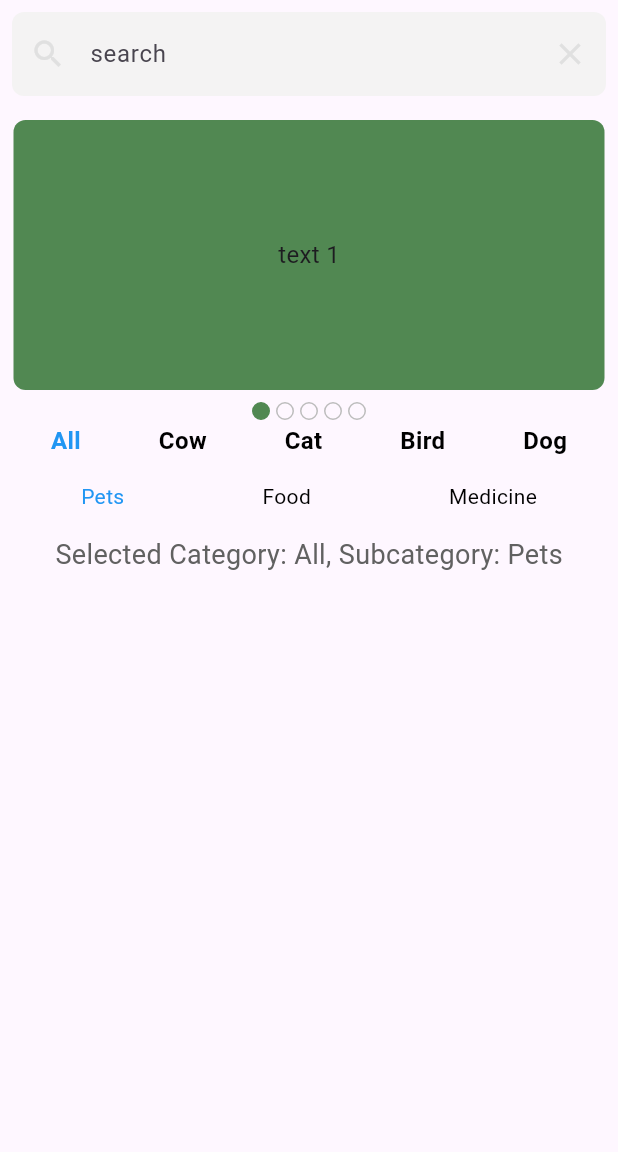
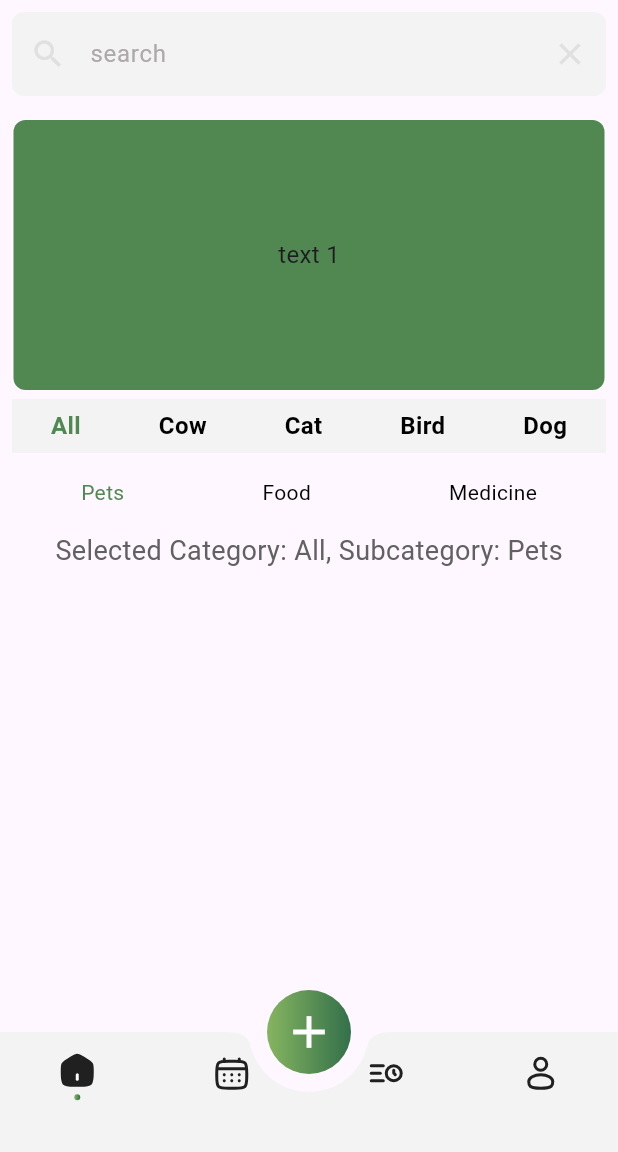
Before and after one commit to zihadsikder/Pet_bazar, a Flutter app: the screen it shows after launch, after a tap on "All", on a phone screen of 412 x 824 dp, the part 84-1236 px from its top. Run offline on Flutter 3.47's test engine with Material 3 defaults, Android fonts, the phone set to English and light mode, and no system bars; drawn by our look-alikes of carousel_slider; our stand-ins replace flutter_svg, get.

Commit message:
bottom_nav set

```diff
--- a/lib/app/core/config/app_colors.dart
+++ b/lib/app/core/config/app_colors.dart
@@ -1,16 +1,15 @@
 import 'package:flutter/material.dart';
 
 class AppColors {
-  static Color primaryColor = const Color(0xff518852);
+  static Color primaryColor = const Color(0xfff4f3f3);
   static Color bgColor = const Color(0xffffffff);
   static Gradient appGradient = const LinearGradient(
     begin: Alignment.topLeft,
     end: Alignment.topRight,
     colors: [Color(0xff86b560), Color(0xff336f4a)],
   );
-  static Color buttonColor = const Color(0xff518852);
+  static Color secondaryColor = const Color(0xff518852);
   static Color textColor = const Color(0xffff9197);
-  static Color taskColor = const Color(0xff4c8450);
   static Color grideViewBgColor = const Color(0xfffdfdfd);
   static Color textFieldOutlineColor = const Color(0xfff4f3f3);
   static Color hintTextColor = const Color(0xffada9a9);
--- /dev/null
+++ b/lib/app/core/config/binding.dart
@@ -0,0 +1,11 @@
+import 'package:flutter_game/app/modules/bottom_nav/controllers/bottom_nav_controller.dart';
+import 'package:flutter_game/app/modules/home/controllers/home_controller.dart';
+import 'package:get/get.dart';
+
+class IntBinding extends Bindings{
+  @override
+  void dependencies () async {
+    Get.lazyPut<HomeController>(() => HomeController());
+    Get.lazyPut<BottomNavController>(() => BottomNavController());
+  }
+}
--- a/lib/app/core/constants/theme_data.dart
+++ b/lib/app/core/constants/theme_data.dart
@@ -5,11 +5,11 @@ import '../config/app_text_style.dart';
 
 class AppThemeData {
   static ThemeData lightThemeData = ThemeData(
-    // primaryColor: const Color(0xffc5c7c5),
-    // primarySwatch: Colors.grey,
+     primaryColor: const Color(0xfff4f3f3),
+     primarySwatch: Colors.grey,
 
     appBarTheme: AppBarTheme(
-      backgroundColor: AppColors.bgColor,
+      backgroundColor: Colors.white,
       titleTextStyle: AppTextStyle.headerStyle(),
     ),
 
--- /dev/null
+++ b/lib/app/modules/bottom_nav/bindings/bottom_nav_binding.dart
@@ -0,0 +1,12 @@
+import 'package:get/get.dart';
+
+import '../controllers/bottom_nav_controller.dart';
+
+class BottomNavBinding extends Bindings {
+  @override
+  void dependencies() {
+    Get.lazyPut<BottomNavController>(
+      () => BottomNavController(),
+    );
+  }
+}
--- /dev/null
+++ b/lib/app/modules/bottom_nav/controllers/bottom_nav_controller.dart
@@ -0,0 +1,30 @@
+import 'package:flutter_game/app/modules/home/views/home_view.dart';
+import 'package:get/get.dart';
+
+class BottomNavController extends GetxController {
+  var selectedIndex = 0.obs;
+
+  int get currentIndex => selectedIndex.value;
+
+  @override
+  void onInit() {
+    super.onInit();
+  }
+
+  List screen = const [
+    HomeView(),
+  ];
+
+  void changeIndex(int index) {
+    if(selectedIndex.value == index) {
+     return;
+    }
+
+    selectedIndex.value = index;
+  }
+
+  void backHome(){
+    changeIndex(0);
+  }
+
+}
--- /dev/null
+++ b/lib/app/modules/bottom_nav/views/bottom_nav_view.dart
@@ -0,0 +1,110 @@
+import 'package:flutter/material.dart';
+import 'package:flutter_game/app/core/config/app_colors.dart';
+import 'package:flutter_svg/svg.dart';
+
+import 'package:get/get.dart';
+
+import '../../../core/constants/app_assets.dart';
+import '../controllers/bottom_nav_controller.dart';
+
+class BottomNavView extends GetView<BottomNavController> {
+  const BottomNavView({super.key});
+
+  @override
+  Widget build(BuildContext context) {
+    return Scaffold(
+      body: Obx(() => controller.screen[controller.currentIndex]),
+      floatingActionButton: FloatingActionButton(
+        backgroundColor: Colors.transparent,
+        elevation: 0,
+        onPressed: () {},
+        child: Container(
+          width: 70,
+          height: 70,
+          decoration: BoxDecoration(
+            gradient: AppColors.appGradient,
+            shape: BoxShape.circle,
+          ),
+          child: IconButton(
+            onPressed: () {},
+            icon: Icon(
+              Icons.add,
+              size: 36,
+              color: AppColors.bgColor,
+            ),
+          ),
+        ),
+      ),
+      floatingActionButtonLocation: FloatingActionButtonLocation.centerDocked,
+      bottomNavigationBar: BottomAppBar(
+        padding: EdgeInsets.zero,
+        shape: const CircularNotchedRectangle(),
+        notchMargin: 12.0,
+        color: AppColors.primaryColor,
+        child: Obx(
+          () => BottomNavigationBar(
+            backgroundColor: Colors.transparent,
+            elevation: 0,
+            items: <BottomNavigationBarItem>[
+              customBottomNavigationBarItem(
+                iconPath: AppAssets.home1,
+                activeIconPath: AppAssets.home11,
+                isActive: controller.currentIndex == 0,
+              ),
+              customBottomNavigationBarItem(
+                iconPath: AppAssets.home4,
+                activeIconPath: AppAssets.home44,
+                isActive: controller.currentIndex == 1,
+              ),
+              customBottomNavigationBarItem(
+                iconPath: AppAssets.home2,
+                activeIconPath: AppAssets.home22,
+                isActive: controller.currentIndex == 2,
+              ),
+              customBottomNavigationBarItem(
+                iconPath: AppAssets.home3,
+                activeIconPath: AppAssets.home33,
+                isActive: controller.currentIndex == 3,
+              ),
+            ],
+            onTap: controller.changeIndex,
+            type: BottomNavigationBarType.fixed,
+            currentIndex: controller.currentIndex,
+            selectedItemColor: Colors.black,
+            unselectedItemColor: Colors.black38,
+            showUnselectedLabels: true,
+            showSelectedLabels: true,
+          ),
+        ),
+      ),
+    );
+  }
+
+  BottomNavigationBarItem customBottomNavigationBarItem({
+    required String iconPath,
+    required String activeIconPath,
+    required bool isActive,
+  }) {
+    return BottomNavigationBarItem(
+      icon: Column(
+        mainAxisSize: MainAxisSize.min,
+        children: [
+          SvgPicture.asset(
+            isActive ? activeIconPath : iconPath,
+          ),
+          const SizedBox(height: 4),
+          if (isActive)
+            Container(
+              width: 4,
+              height: 4,
+              decoration: BoxDecoration(
+                gradient: AppColors.appGradient,
+                borderRadius: BorderRadius.circular(2.0),
+              ),
+            ),
+        ],
+      ),
+      label: '',
+    );
+  }
+}
--- a/lib/app/modules/home/views/home_view.dart
+++ b/lib/app/modules/home/views/home_view.dart
@@ -1,7 +1,7 @@
 import 'package:flutter/material.dart';
 import 'package:flutter_game/app/core/config/app_colors.dart';
 import 'package:flutter_game/app/core/constants/app_assets.dart';
-import 'package:flutter_game/app/modules/home/widgets/banner_carousel.dart';
+import 'package:flutter_game/app/modules/home/views/widgets/banner_carousel.dart';
 
 import 'package:get/get.dart';
 import 'package:flutter_svg/flutter_svg.dart';
@@ -10,7 +10,7 @@ import '../../../core/widgets/circle_icon_button.dart';
 import '../controllers/home_controller.dart';
 
 class HomeView extends GetView<HomeController> {
-   HomeView({Key? key}) : super(key: key);
+   const HomeView({super.key});
 
   @override
   Widget build(BuildContext context) {
@@ -23,7 +23,10 @@ class HomeView extends GetView<HomeController> {
             searchTextField,
             const SizedBox(height: 16.0),
             const BannerCarousel(),
-            Row(
+            Container(
+              color: AppColors.primaryColor,
+              height: 36.0,
+              child: Row(
                 mainAxisAlignment: MainAxisAlignment.spaceAround,
                 children: controller.categories.map((category) {
                   return GestureDetector(
@@ -34,12 +37,13 @@ class HomeView extends GetView<HomeController> {
                         fontSize: 16,
                         fontWeight: FontWeight.bold,
                         color: controller.selectedCategory.value == category
-                          ? Colors.blue
+                            ? AppColors.secondaryColor
                             : Colors.black,
                       ),
                     )),
                   );
                 }).toList(),
+              ),
             ),
             const SizedBox(height: 16.0),
             // Subcategory selection row based on selected main category
@@ -54,7 +58,7 @@ class HomeView extends GetView<HomeController> {
                     style: TextStyle(
                       fontSize: 14,
                       color: controller.selectedSubcategory.value == subcategory
-                          ? Colors.blue
+                          ? AppColors.secondaryColor
                           : Colors.black,
                     ),
                   ),
@@ -81,7 +85,7 @@ class HomeView extends GetView<HomeController> {
             decoration: InputDecoration(
               hintText: 'search',
               filled: true,
-              fillColor: AppColors.textFieldOutlineColor,
+              fillColor: AppColors.primaryColor,
               prefixIcon: Icon(
                 Icons.search_outlined,
                 color: AppColors.iconColor,
--- a/lib/app/modules/home/widgets/banner_carousel.dart
+++ b/lib/app/modules/home/views/widgets/banner_carousel.dart
@@ -1,7 +1,7 @@
 import 'package:carousel_slider/carousel_slider.dart';
 import 'package:flutter/material.dart';
 
-import '../../../core/config/app_colors.dart';
+import '../../../../core/config/app_colors.dart';
 
 class BannerCarousel extends StatefulWidget {
   const BannerCarousel({
@@ -38,7 +38,7 @@ class _BannerCarouselState extends State<BannerCarousel> {
                     width: MediaQuery.of(context).size.width,
                     margin: const EdgeInsets.symmetric(horizontal: 1.0),
                     decoration: BoxDecoration(
-                        color: AppColors.primaryColor,
+                        color: AppColors.secondaryColor,
                         borderRadius: BorderRadius.circular(8)
                     ),
                     alignment: Alignment.center,
@@ -49,29 +49,29 @@ class _BannerCarouselState extends State<BannerCarousel> {
           }).toList(),
         ),
         const SizedBox(height: 6,),
-        ValueListenableBuilder(
-            valueListenable: _currentIndex,
-            builder: (context, index, _) {
-              return Row(
-                mainAxisAlignment: MainAxisAlignment.center,
-                children: [
-                  for (int i = 0; i < 5; i++)
-                    Container(
-                      height: 12,
-                      width: 12,
-                      margin: const EdgeInsets.all(2),
-                      decoration: BoxDecoration(
-                          color: i == index ? AppColors.primaryColor : Colors.transparent,
-                          border: Border.all(
-                            color: i == index ? AppColors.primaryColor : Colors.grey.shade400,
-                          ),
-                          borderRadius: BorderRadius.circular(30)
-                      ),
-                    ),
-                ],
-              );
-            }
-        )
+        // ValueListenableBuilder(
+        //     valueListenable: _currentIndex,
+        //     builder: (context, index, _) {
+        //       return Row(
+        //         mainAxisAlignment: MainAxisAlignment.center,
+        //         children: [
+        //           for (int i = 0; i < 5; i++)
+        //             Container(
+        //               height: 12,
+        //               width: 12,
+        //               margin: const EdgeInsets.all(2),
+        //               decoration: BoxDecoration(
+        //                   color: i == index ? AppColors.primaryColor : Colors.transparent,
+        //                   border: Border.all(
+        //                     color: i == index ? AppColors.primaryColor : Colors.grey.shade400,
+        //                   ),
+        //                   borderRadius: BorderRadius.circular(30)
+        //               ),
+        //             ),
+        //         ],
+        //       );
+        //     }
+        // )
       ],
     );
   }
--- a/lib/app/routes/app_pages.dart
+++ b/lib/app/routes/app_pages.dart
@@ -1,5 +1,7 @@
 import 'package:get/get.dart';
 
+import '../modules/bottom_nav/bindings/bottom_nav_binding.dart';
+import '../modules/bottom_nav/views/bottom_nav_view.dart';
 import '../modules/home/bindings/home_binding.dart';
 import '../modules/home/views/home_view.dart';
 
@@ -8,13 +10,18 @@ part 'app_routes.dart';
 class AppPages {
   AppPages._();
 
-  static const INITIAL = Routes.HOME;
+  static const INITIAL = Routes.BOTTOM_NAV;
 
   static final routes = [
     GetPage(
       name: _Paths.HOME,
-      page: () =>  HomeView(),
+      page: () => HomeView(),
       binding: HomeBinding(),
+    ),
+    GetPage(
+      name: _Paths.BOTTOM_NAV,
+      page: () => const BottomNavView(),
+      binding: BottomNavBinding(),
     ),
   ];
 }
--- a/lib/app/routes/app_routes.dart
+++ b/lib/app/routes/app_routes.dart
@@ -4,9 +4,11 @@ part of 'app_pages.dart';
 abstract class Routes {
   Routes._();
   static const HOME = _Paths.HOME;
+  static const BOTTOM_NAV = _Paths.BOTTOM_NAV;
 }
 
 abstract class _Paths {
   _Paths._();
   static const HOME = '/home';
+  static const BOTTOM_NAV = '/bottom-nav';
 }
--- a/lib/main.dart
+++ b/lib/main.dart
@@ -1,4 +1,6 @@
 import 'package:flutter/material.dart';
+import 'package:flutter_game/app/core/config/binding.dart';
+import 'package:flutter_game/app/core/constants/theme_data.dart';
 
 import 'package:get/get.dart';
 
@@ -8,9 +10,12 @@ void main() {
   runApp(
     GetMaterialApp(
       debugShowCheckedModeBanner: false,
-      title: "Application",
+      title: "PetsBazar",
+      initialBinding: IntBinding(),
       initialRoute: AppPages.INITIAL,
       getPages: AppPages.routes,
+      theme: AppThemeData.lightThemeData,
+      themeMode: ThemeMode.system,
     ),
   );
 }
```
Lines whose indentation alone changed are shown as unchanged.
